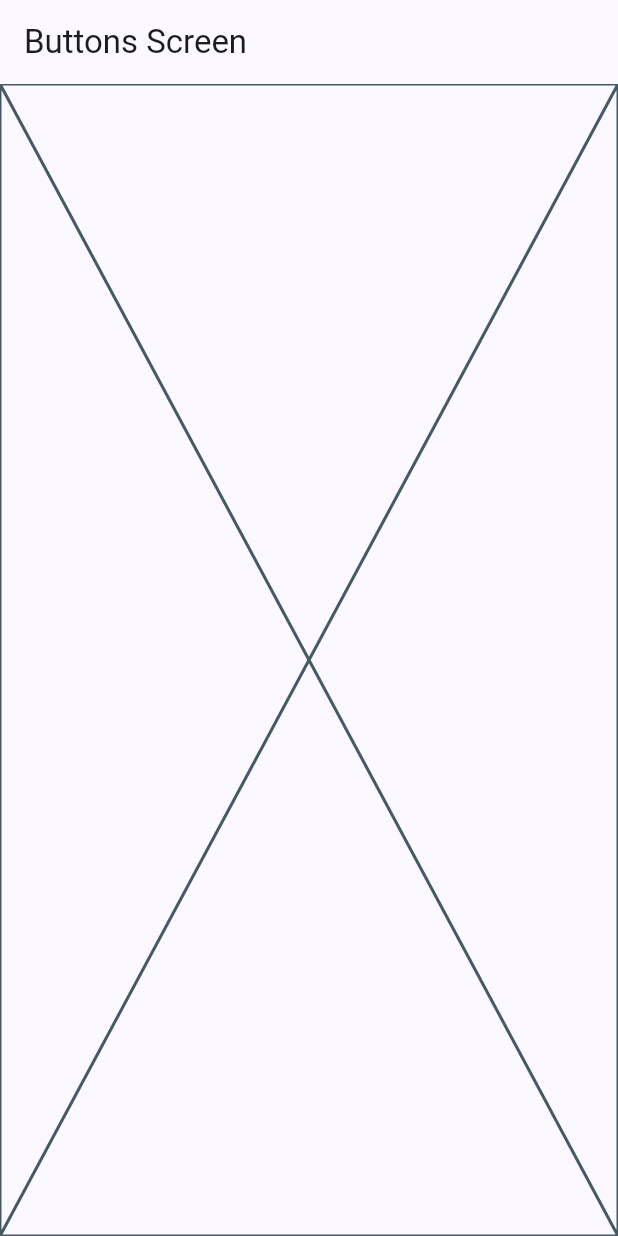
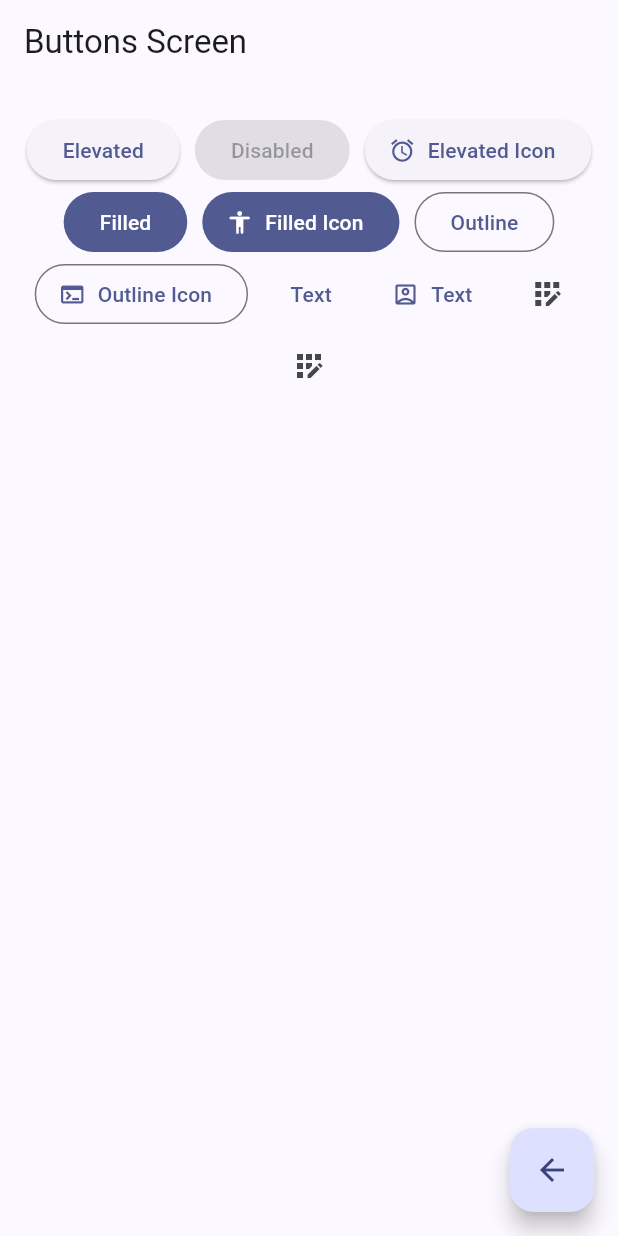
Before and after one commit to ddrakan/curso_flutter_2023_DevTalles, a Flutter app: the ButtonsScreen screen opened by its route, on a phone screen of 412 x 824 dp. Run offline on Flutter 3.47's test engine with Material 2 defaults, Android fonts, the phone set to English and light mode, and no system bars; our stand-ins replace go_router.

Commit message:
Buttons_screen, variedad de botones...

```diff
--- a/widgets_app/lib/config/router/app_router.dart
+++ b/widgets_app/lib/config/router/app_router.dart
@@ -9,16 +9,19 @@ final appRouter = GoRouter(
   routes: [
     GoRoute(
       path: '/',
+      name: HomeScreen.name,
       builder: (context, state) => const HomeScreen(),
     ),
 
     GoRoute(
       path: '/buttons',
+      name: ButtonsScreen.name,
       builder: (context, state) => const ButtonsScreen(),
     ),
 
     GoRoute(
       path: '/cards',
+      name: CardsScreen.name,
       builder: (context, state) => const CardsScreen(),
     ),
   ],
--- a/widgets_app/lib/presentation/screens/buttons/buttons_screen.dart
+++ b/widgets_app/lib/presentation/screens/buttons/buttons_screen.dart
@@ -1,6 +1,11 @@
+import 'package:flutter/gestures.dart';
 import 'package:flutter/material.dart';
+import 'package:go_router/go_router.dart';
 
 class ButtonsScreen extends StatelessWidget {
+
+  static const String name = 'buttons_screen';
+
   const ButtonsScreen({super.key});
 
   @override
@@ -9,7 +14,70 @@ class ButtonsScreen extends StatelessWidget {
       appBar: AppBar(
         title: Text('Buttons Screen'),
       ),
-      body: const Placeholder(),
+      body: const _ButtonsView(),
+      floatingActionButton: FloatingActionButton(
+        child: const Icon(Icons.arrow_back ),
+        onPressed: () {
+          context.pop();
+        },
+      ),
     );
   }
 }
+
+class _ButtonsView extends StatelessWidget {
+  const _ButtonsView({
+    super.key,
+  });
+
+  @override
+  Widget build(BuildContext context) {
+    return SizedBox(
+      width: double.infinity,
+      child: Padding(
+        padding: const EdgeInsets.symmetric(horizontal: 10, vertical: 20) ,
+        child: Wrap(
+          spacing: 10,
+          alignment: WrapAlignment.center,
+          crossAxisAlignment: WrapCrossAlignment.center,
+          children: [
+            ElevatedButton( onPressed: () {}, child: const Text('Elevated')),
+            const ElevatedButton( onPressed: null, child: const Text('Disabled')),
+
+            ElevatedButton.icon(
+              onPressed: () {},
+              icon: const Icon(Icons.access_alarm_outlined),
+            label: const Text('Elevated Icon')),
+
+            FilledButton(onPressed: () {},  child: const Text('Filled')),
+            FilledButton.icon(
+                onPressed: () {} ,
+                icon: const Icon(Icons.accessibility_rounded),
+                label: const Text('Filled Icon'),
+            ),
+            OutlinedButton( onPressed: (){}, child: const Text('Outline')),
+      OutlinedButton.icon(
+          onPressed: () {},
+          icon: const Icon( Icons.terminal),
+          label: const Text('Outline Icon'),
+            ),
+
+            TextButton(onPressed: () {}, child: const Text('Text')),
+            TextButton.icon(
+                onPressed: () {},
+                icon: const Icon( Icons.account_box_outlined),
+                label: const Text('Text')
+            ),
+
+            IconButton(onPressed: (){}, icon: const Icon(Icons.app_registration_outlined)),
+            IconButton(
+                onPressed: (){},
+                icon: const Icon(Icons.app_registration_outlined)
+            ),
+
+          ],
+        ),
+      ),
+    );
+  }
+}
--- a/widgets_app/lib/presentation/screens/cards/cards_screen.dart
+++ b/widgets_app/lib/presentation/screens/cards/cards_screen.dart
@@ -1,6 +1,9 @@
 import 'package:flutter/material.dart';
 
 class CardsScreen extends StatelessWidget {
+
+  static const String name = 'cards_screen';
+
   const CardsScreen({super.key});
 
   @override
--- a/widgets_app/lib/presentation/screens/home/home_screen.dart
+++ b/widgets_app/lib/presentation/screens/home/home_screen.dart
@@ -1,8 +1,14 @@
 import 'package:flutter/material.dart';
 import 'package:go_router/go_router.dart';
 import 'package:widgets_app/config/menu/menu_items.dart';
+import 'package:widgets_app/presentation/screens/buttons/buttons_screen.dart';
+
+import '../cards/cards_screen.dart';
 
 class HomeScreen extends StatelessWidget {
+
+  static const String name = 'home_screen';
+
   const HomeScreen({super.key});
 
   @override
@@ -21,8 +27,6 @@ class _HomeView extends StatelessWidget {
 
   @override
   Widget build(BuildContext context) {
-
-
 
     return ListView.builder(
       itemCount: appMenuItems.length,
@@ -62,7 +66,11 @@ class _CustomListTile extends StatelessWidget {
         // #navegar a otras pantallas
         // Navigator.pushNamed(context, menuItem.link);
         //Con Go Router:
-        context.go( menuItem.link );
+        // context.push( menuItem.link );
+        context.pushNamed(ButtonsScreen.name);
+
+
+
       } ,
     );
   }
```
